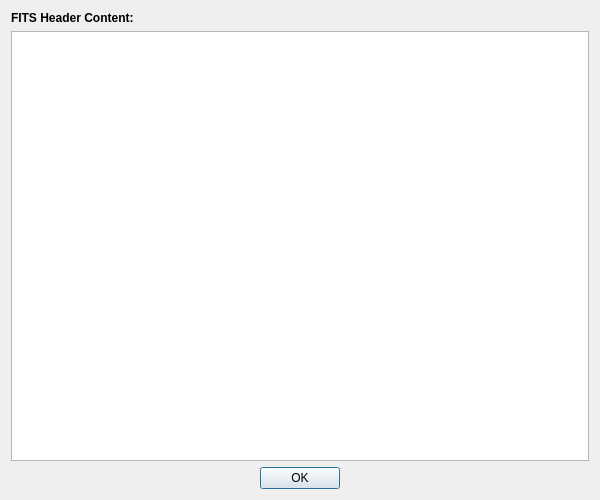
Above: photonfinder/ui/HeaderDialog.ui from bcolyn/PhotonFinder before the change. Below: the same form after it.
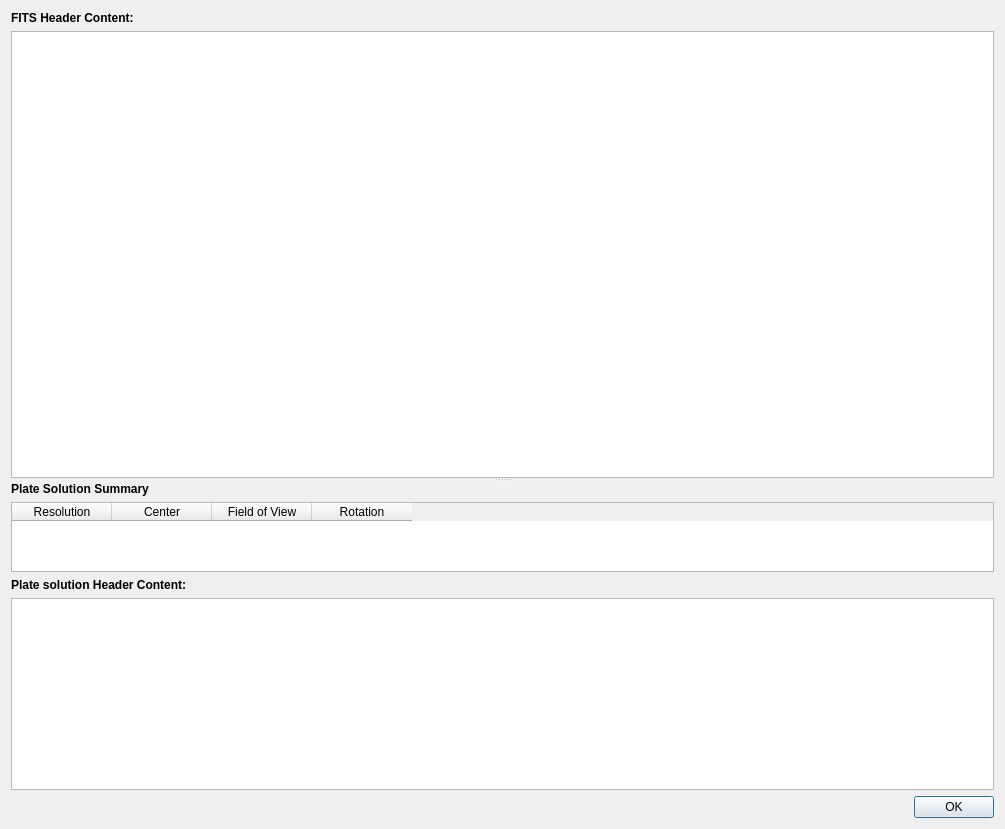
That is the form after the change.

Commit message: Show WCS info with header

The edit to the form file:
```diff
--- a/photonfinder/ui/HeaderDialog.ui
+++ b/photonfinder/ui/HeaderDialog.ui
@@ -1,13 +1,13 @@
 <?xml version="1.0" encoding="UTF-8"?>
 <ui version="4.0">
  <class>HeaderDialog</class>
- <widget class="QDialog" name="HeaderDialog">
+ <widget class="QWidget" name="HeaderDialog">
   <property name="geometry">
    <rect>
     <x>0</x>
     <y>0</y>
-    <width>600</width>
-    <height>500</height>
+    <width>1005</width>
+    <height>829</height>
    </rect>
   </property>
   <property name="windowTitle">
@@ -15,29 +15,131 @@
   </property>
   <layout class="QVBoxLayout" name="verticalLayout">
    <item>
-    <widget class="QLabel" name="titleLabel">
-     <property name="text">
-      <string>FITS Header Content:</string>
+    <widget class="QSplitter" name="splitter">
+     <property name="orientation">
+      <enum>Qt::Orientation::Vertical</enum>
      </property>
-     <property name="font">
-      <font>
-       <weight>75</weight>
-       <bold>true</bold>
-      </font>
-     </property>
-    </widget>
-   </item>
-   <item>
-    <widget class="QTextEdit" name="headerTextEdit">
-     <property name="readOnly">
-      <bool>true</bool>
-     </property>
-     <property name="font">
-      <font>
-       <family>Courier New</family>
-       <pointsize>9</pointsize>
-      </font>
-     </property>
+     <widget class="QWidget" name="headerWidget" native="true">
+      <property name="sizePolicy">
+       <sizepolicy hsizetype="Preferred" vsizetype="Preferred">
+        <horstretch>0</horstretch>
+        <verstretch>1</verstretch>
+       </sizepolicy>
+      </property>
+      <layout class="QVBoxLayout" name="headerLayout">
+       <item>
+        <widget class="QLabel" name="titleLabel">
+         <property name="font">
+          <font>
+           <bold>true</bold>
+          </font>
+         </property>
+         <property name="text">
+          <string>FITS Header Content:</string>
+         </property>
+        </widget>
+       </item>
+       <item>
+        <widget class="QTextEdit" name="headerTextEdit">
+         <property name="font">
+          <font>
+           <family>Courier New</family>
+           <pointsize>9</pointsize>
+          </font>
+         </property>
+         <property name="lineWrapMode">
+          <enum>QTextEdit::LineWrapMode::NoWrap</enum>
+         </property>
+         <property name="readOnly">
+          <bool>true</bool>
+         </property>
+        </widget>
+       </item>
+      </layout>
+     </widget>
+     <widget class="QWidget" name="wcsWidget" native="true">
+      <property name="sizePolicy">
+       <sizepolicy hsizetype="Preferred" vsizetype="Preferred">
+        <horstretch>0</horstretch>
+        <verstretch>0</verstretch>
+       </sizepolicy>
+      </property>
+      <layout class="QVBoxLayout" name="verticalLayout_2">
+       <item>
+        <widget class="QLabel" name="titleLabel_3">
+         <property name="font">
+          <font>
+           <bold>true</bold>
+          </font>
+         </property>
+         <property name="text">
+          <string>Plate Solution Summary</string>
+         </property>
+        </widget>
+       </item>
+       <item>
+        <widget class="QTableWidget" name="wcsSummary">
+         <property name="sizeAdjustPolicy">
+          <enum>QAbstractScrollArea::SizeAdjustPolicy::AdjustToContents</enum>
+         </property>
+         <column>
+          <property name="text">
+           <string>Resolution</string>
+          </property>
+         </column>
+         <column>
+          <property name="text">
+           <string>Center</string>
+          </property>
+         </column>
+         <column>
+          <property name="text">
+           <string>Field of View</string>
+          </property>
+         </column>
+         <column>
+          <property name="text">
+           <string>Rotation</string>
+          </property>
+         </column>
+        </widget>
+       </item>
+       <item>
+        <widget class="QLabel" name="titleLabel_2">
+         <property name="font">
+          <font>
+           <bold>true</bold>
+          </font>
+         </property>
+         <property name="text">
+          <string>Plate solution Header Content:</string>
+         </property>
+        </widget>
+       </item>
+       <item>
+        <widget class="QTextEdit" name="wcsHeaderTextEdit">
+         <property name="sizePolicy">
+          <sizepolicy hsizetype="Expanding" vsizetype="Expanding">
+           <horstretch>0</horstretch>
+           <verstretch>1</verstretch>
+          </sizepolicy>
+         </property>
+         <property name="font">
+          <font>
+           <family>Courier New</family>
+           <pointsize>9</pointsize>
+          </font>
+         </property>
+         <property name="lineWrapMode">
+          <enum>QTextEdit::LineWrapMode::NoWrap</enum>
+         </property>
+         <property name="readOnly">
+          <bool>true</bool>
+         </property>
+        </widget>
+       </item>
+      </layout>
+     </widget>
     </widget>
    </item>
    <item>
@@ -49,7 +151,7 @@
       <set>QDialogButtonBox::Ok</set>
      </property>
      <property name="centerButtons">
-      <bool>true</bool>
+      <bool>false</bool>
      </property>
     </widget>
    </item>
```
Left out of the diff: 13 changed lines with no effect on the pictures. The commit also changes 5 other files.
